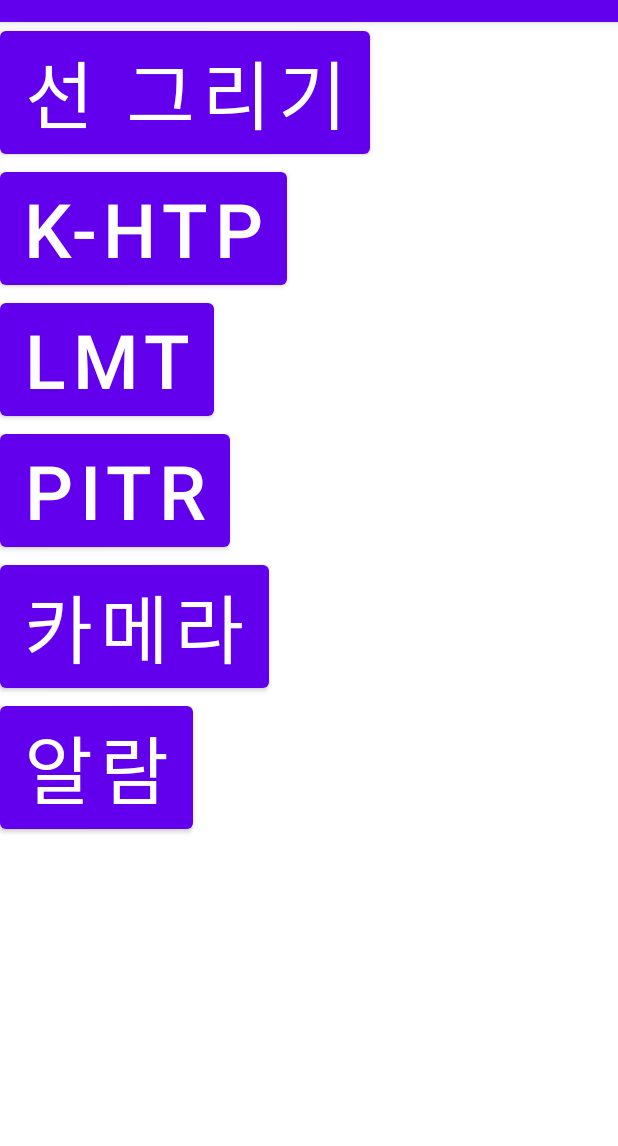
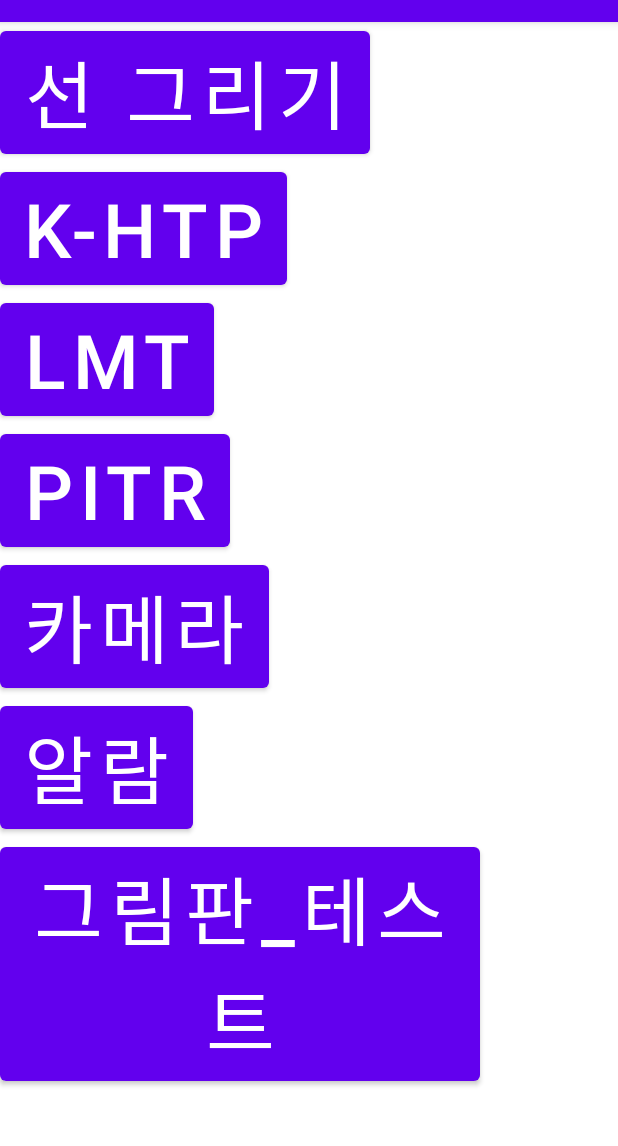
Before and after one commit to ManchanTime/SANTA, an Android app: the screen it shows after launch (MainActivity), on a phone screen of 412 x 824 dp, the part 62-1208 px from its top. Run offline under Robolectric (Android 15) with nearby library versions, the phone set to English and light mode, and no system bars; our stand-ins replace Firebase (no records; nobody signed in at launch, a user with empty details on screens opened directly).

Commit message:
그림판 테스트 코드 업로드

```diff
--- a/app/src/main/AndroidManifest.xml
+++ b/app/src/main/AndroidManifest.xml
@@ -13,6 +13,9 @@
         android:supportsRtl="true"
         android:theme="@style/Theme.SANTA"
         tools:targetApi="31">
+        <activity
+            android:name=".PaintBoard"
+            android:exported="false" />
         <activity
             android:name=".FigureExplainActivity"
             android:exported="false" />
--- a/app/src/main/java/com/gachon/santa/MainActivity.java
+++ b/app/src/main/java/com/gachon/santa/MainActivity.java
@@ -30,6 +30,9 @@ public class MainActivity extends AppCompatActivity {
 
         Button btnFigure = findViewById(R.id.button_figure);
         btnFigure.setOnClickListener(onClickListener);
+
+        Button btnPaintBoard = findViewById(R.id.button_paintBoard);
+        btnPaintBoard.setOnClickListener(onClickListener);
     }
 
     View.OnClickListener onClickListener = (v) -> {
@@ -37,6 +40,9 @@ public class MainActivity extends AppCompatActivity {
             case R.id.button_figure:
                 Intent intent = new Intent(this, FigureExplainActivity.class);
                 startActivity(intent);
+            case R.id.button_paintBoard:
+                Intent intent1 = new Intent(this, PaintBoard.class);
+                startActivity(intent1);
         }
     };
 }
--- a/app/src/main/res/layout/activity_main.xml
+++ b/app/src/main/res/layout/activity_main.xml
@@ -48,4 +48,11 @@
         android:layout_height="wrap_content"
         android:text="알람"
         android:textSize="50sp"/>
+
+    <Button
+        android:id="@+id/button_paintBoard"
+        android:layout_width="wrap_content"
+        android:layout_height="wrap_content"
+        android:text="그림판_테스트"
+        android:textSize="50sp"/>
 </LinearLayout>
```
